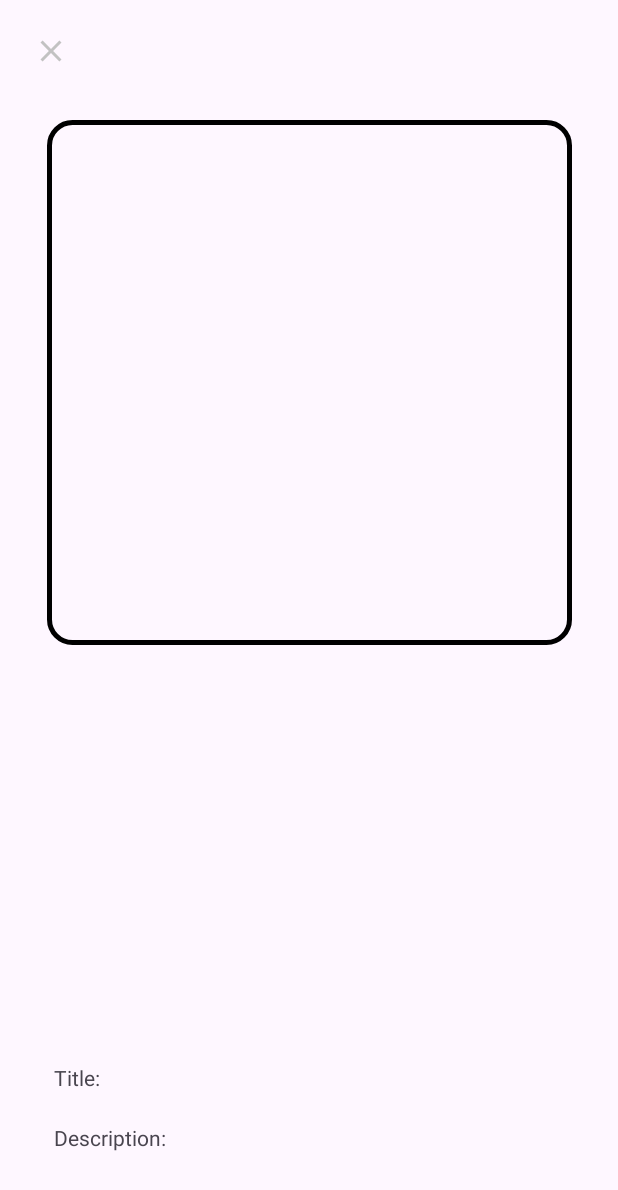
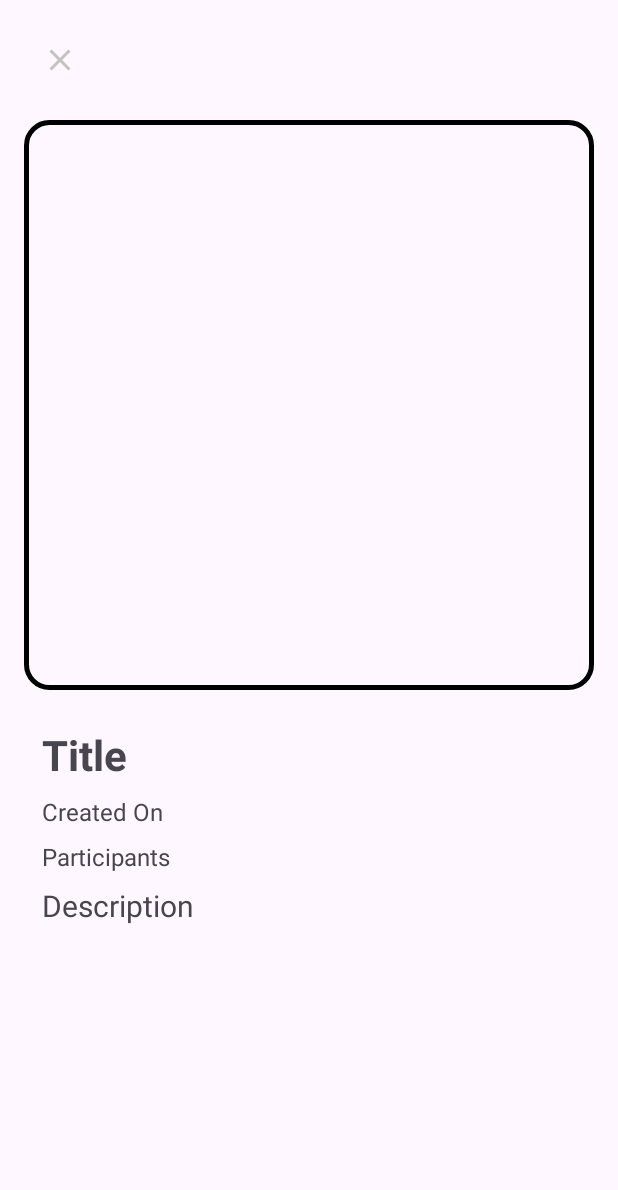
Before and after one commit to snuhcs-course/swpp-2023-project-team-9, an Android app: the layout activity_image.xml on its own in the app's theme, with its tools: preview values and no code run, on a phone screen of 412 x 824 dp. Shown: the top 1190 px of the screen. Run offline under Robolectric (Android 15) with nearby library versions, the light colour scheme and no system bars.

Commit message:
update: refine gallery detail activity ui

```diff
--- a/frontend/app/src/main/java/com/littlestudio/ImageActivity.java
+++ b/frontend/app/src/main/java/com/littlestudio/ImageActivity.java
@@ -12,8 +12,12 @@ import com.littlestudio.data.datasource.DrawingRemoteDataSource;
 import com.littlestudio.data.mapper.DrawingMapper;
 import com.littlestudio.data.mapper.FamilyMapper;
 import com.littlestudio.data.model.Drawing;
+import com.littlestudio.data.model.User;
 import com.littlestudio.data.repository.DrawingRepository;
 import com.littlestudio.ui.constant.IntentExtraKey;
+
+import java.text.SimpleDateFormat;
+import java.util.stream.Collectors;
 
 import retrofit2.Call;
 import retrofit2.Callback;
@@ -40,10 +44,22 @@ public class ImageActivity extends AppCompatActivity {
             @Override
             public void onResponse(Call<Drawing> call, Response<Drawing> response) {
                 Drawing drawing = response.body();
-                TextView title = findViewById(R.id.gallery_detail_title_value);
-                TextView description = findViewById(R.id.gallery_detail_desc_value);
+                TextView title = findViewById(R.id.gallery_detail_title);
+                TextView description = findViewById(R.id.gallery_detail_desc);
+                TextView createdOn = findViewById(R.id.gallery_detail_created_on);
+                TextView participants = findViewById(R.id.gallery_detail_participants);
                 title.setText(drawing.title);
                 description.setText(drawing.description);
+
+                SimpleDateFormat dateFormat = new SimpleDateFormat("yyyy-MM-dd");
+                String createOn = dateFormat.format(drawing.created_at);
+
+                String combinedString = drawing.participants.stream()
+                        .map(User::getFullName)
+                        .collect(Collectors.joining(", "));
+
+                createdOn.setText("Created on " + createOn);
+                participants.setText("Drawn by " + combinedString);
             }
 
             @Override
--- a/frontend/app/src/main/java/com/littlestudio/data/model/User.java
+++ b/frontend/app/src/main/java/com/littlestudio/data/model/User.java
@@ -13,4 +13,8 @@ public class User {
 
     public int family_id;
     public Date created_at;
+
+    public String getFullName() {
+        return full_name;
+    }
 }
--- a/frontend/app/src/main/java/com/littlestudio/ui/drawing/DrawingActivity.java
+++ b/frontend/app/src/main/java/com/littlestudio/ui/drawing/DrawingActivity.java
@@ -82,8 +82,6 @@ public class DrawingActivity extends AppCompatActivity {
                     .setMessage("Are you sure you want to close this drawing? Any unsaved changes will be lost.")
                     .setPositiveButton("Yes", (dialogInterface, i) -> {
                         finish();
-                        Intent intent = new Intent(this, GalleryFragment.class);
-                        startActivityForResult(intent, RESULT_CANCELED);
                     })
                     .setNegativeButton("No", (dialogInterface, i) -> {
                         // Do nothing
--- a/frontend/app/src/main/res/layout/activity_image.xml
+++ b/frontend/app/src/main/res/layout/activity_image.xml
@@ -5,24 +5,24 @@
     xmlns:tools="http://schemas.android.com/tools"
     android:layout_width="match_parent"
     android:layout_height="match_parent"
+    android:layout_margin="16dp"
     tools:context=".ImageActivity">
 
     <ImageView
         android:id="@+id/image_view"
-        android:layout_width="350dp"
-        android:layout_height="350dp"
-        android:layout_marginTop="80dp"
-        android:background="@drawable/black_border"
-        app:layout_constraintTop_toTopOf="parent"
+        android:layout_width="match_parent"
+        android:layout_height="0dp"
+        android:layout_marginTop="64dp"
+        android:foreground="@drawable/black_border"
+        app:layout_constraintDimensionRatio="1:1"
+        app:layout_constraintEnd_toEndOf="parent"
         app:layout_constraintStart_toStartOf="parent"
-        app:layout_constraintEnd_toEndOf="parent"
-        />
+        app:layout_constraintTop_toTopOf="parent" />
 
     <ImageView
         android:id="@+id/image_close_drawing"
         android:layout_width="48dp"
         android:layout_height="48dp"
-        android:layout_margin="10dp"
         android:foreground="?selectableItemBackgroundBorderless"
         android:padding="12dp"
         android:src="@drawable/ic_close_black_24dp"
@@ -31,43 +31,54 @@
         app:tint="@color/icon_color" />
 
     <TextView
-        android:id="@+id/gallery_detail_title_label"
+        android:id="@+id/gallery_detail_title"
         android:layout_width="wrap_content"
         android:layout_height="wrap_content"
-        app:layout_constraintBottom_toBottomOf="parent"
+        android:layout_marginLeft="12dp"
+        android:layout_marginTop="24dp"
+        android:layout_marginBottom="96dp"
+        android:text="Title"
+        android:textSize="28dp"
+        android:textStyle="bold"
         app:layout_constraintLeft_toLeftOf="parent"
-        android:layout_marginLeft="36dp"
-        android:text="Title: "
-        android:layout_marginBottom="96dp"
-        />
+        app:layout_constraintTop_toBottomOf="@+id/image_view" />
 
     <TextView
-        android:id="@+id/gallery_detail_desc_label"
+        android:id="@+id/gallery_detail_created_on"
         android:layout_width="wrap_content"
         android:layout_height="wrap_content"
-        app:layout_constraintBottom_toBottomOf="parent"
+        android:layout_marginLeft="12dp"
+        android:layout_marginTop="8dp"
+        android:layout_marginBottom="56dp"
+        android:text="Created On"
+        android:textSize="16dp"
         app:layout_constraintLeft_toLeftOf="parent"
-        android:layout_marginLeft="36dp"
-        android:text="Description: "
-        android:layout_marginBottom="56dp"
-        />
+        app:layout_constraintTop_toBottomOf="@+id/gallery_detail_title" />
 
     <TextView
-        android:id="@+id/gallery_detail_title_value"
+        android:id="@+id/gallery_detail_participants"
         android:layout_width="wrap_content"
         android:layout_height="wrap_content"
-        app:layout_constraintBottom_toBottomOf="@id/gallery_detail_title_label"
-        app:layout_constraintLeft_toRightOf="@id/gallery_detail_title_label"
-        android:text=""
-        />
+        android:layout_marginLeft="12dp"
+        android:layout_marginTop="8dp"
+        android:layout_marginBottom="56dp"
+        android:text="Participants"
+        android:textSize="16dp"
+        app:layout_constraintLeft_toLeftOf="parent"
+        app:layout_constraintTop_toBottomOf="@+id/gallery_detail_created_on" />
+
 
     <TextView
-        android:id="@+id/gallery_detail_desc_value"
+        android:id="@+id/gallery_detail_desc"
         android:layout_width="wrap_content"
         android:layout_height="wrap_content"
-        app:layout_constraintBottom_toBottomOf="@id/gallery_detail_desc_label"
-        app:layout_constraintLeft_toRightOf="@id/gallery_detail_desc_label"
-        android:text=""
-        />
+        android:layout_marginLeft="12dp"
+        android:layout_marginTop="8dp"
+        android:layout_marginBottom="56dp"
+        android:text="Description"
+        android:textSize="20dp"
+        app:layout_constraintLeft_toLeftOf="parent"
+        app:layout_constraintTop_toBottomOf="@+id/gallery_detail_participants" />
+
 
 </androidx.constraintlayout.widget.ConstraintLayout>
```
